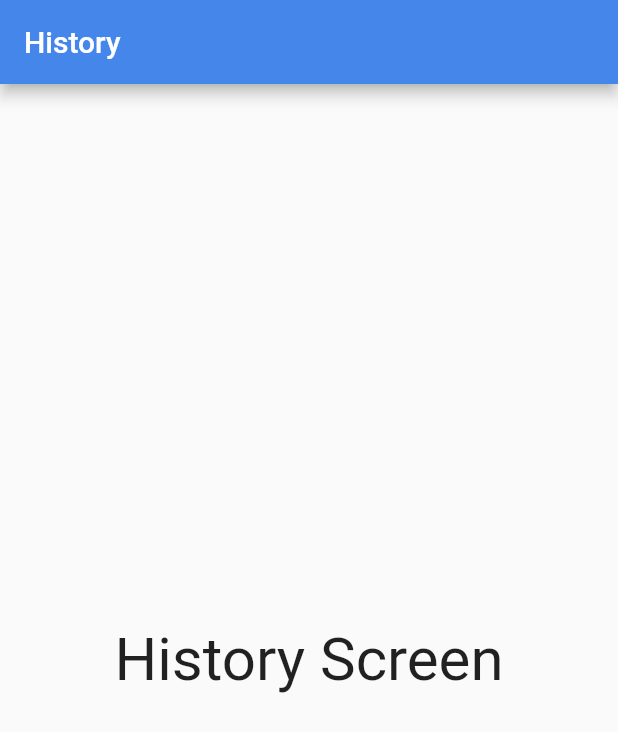
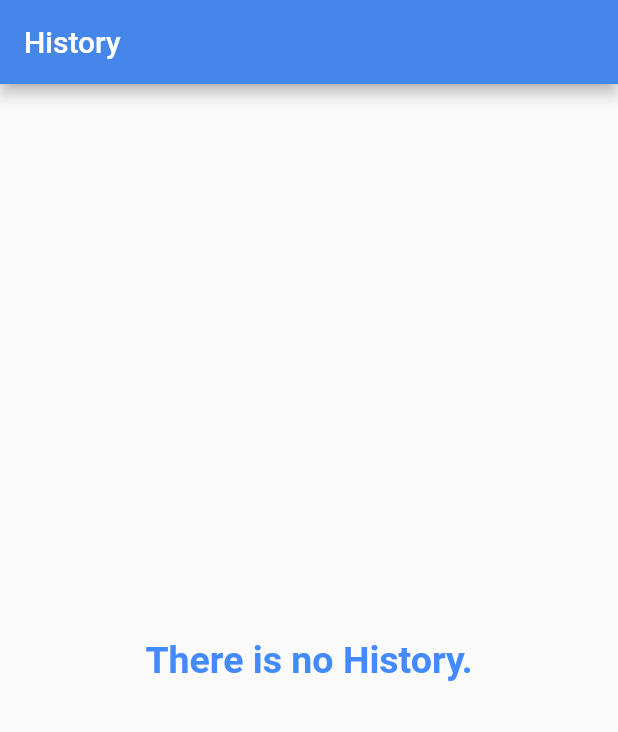
Before and after one commit to BOBSTRONK/hci_project, a Flutter app: the Chat screen opened directly, on a phone screen of 412 x 824 dp. Shown: the top 732 px of the screen. Run offline on Flutter 3.47's test engine with Material 2 defaults, Android fonts, the phone set to English and light mode, and no system bars; our stand-ins replace cloud_firestore, firebase_core, permission_handler, shared_preferences, smooth_page_indicator; missing offline and left inert: beacon_broadcast, flutter_beacon, flutter_dnd, sound_mode; accounts and stored records are empty.

Commit message:
history page view implementation

```diff
--- a/lib/model/history_model.dart
+++ b/lib/model/history_model.dart
@@ -25,10 +25,9 @@ class History {
       DocumentSnapshot<Map<String, dynamic>> document) {
     final data = document.data();
     return History(
-        startTime: data!["startTime"],
-        endTime: data["endTime"],
+        startTime: DateTime.parse(data!["startTime"]),
+        endTime: DateTime.parse(data["endTime"]),
         duration: data["duration"],
-
         id: document.id,
         description: data["description"],);
 
--- a/lib/screen/chat.dart
+++ b/lib/screen/chat.dart
@@ -1,5 +1,11 @@
 import 'package:flutter/material.dart';
 import 'package:BeaconGuard/screen/beacon_scanned_page.dart';
+import 'package:BeaconGuard/model/history_model.dart';
+import 'package:intl/intl.dart';
+
+import 'package:provider/provider.dart';
+
+import '../service/beacon_repository.dart';
 
 class Chat extends StatefulWidget {
   const Chat({super.key});
@@ -9,18 +15,96 @@ class Chat extends StatefulWidget {
 }
 
 class _ChatState extends State<Chat> {
+  BeaconRepositoryNotifier? _beaconRepositoryNotifier;
+  List<History> ListOfHistory = <History>[];
+    bool isTextFieldVisible = false;
+  TextEditingController textFieldController = TextEditingController();
   @override
   Widget build(BuildContext context) {
-    return Scaffold(
-      appBar: AppBar(
-        automaticallyImplyLeading: false,
-        title: const Text('History'),
-      ),
-      body: Center(
-          child: Text(
-        'History Screen',
-        style: TextStyle(fontSize: 40),
-      )),
+    return MultiProvider(
+      providers: [
+        ChangeNotifierProvider<BeaconRepositoryNotifier>(
+            create: (BuildContext context) => BeaconRepositoryNotifier())
+      ],
+      child: _build(),
     );
   }
+
+    void toggleTextFieldVisibility() {
+    setState(() {
+      isTextFieldVisible = !isTextFieldVisible;
+      if (!isTextFieldVisible) {
+        // Clear the text field when hiding it
+        textFieldController.clear();
+      }
+    });
+  }
+
+  @override
+  Widget _build() {
+    return Builder(builder: (context) {
+      _beaconRepositoryNotifier = context.watch<BeaconRepositoryNotifier>();
+      return Scaffold(
+        appBar: AppBar(
+          automaticallyImplyLeading: false,
+          title: const Text('History'),
+        ),
+        body: buildListOfHistory(),
+      );
+    });
+  }
+
+  Widget buildListOfHistory() {
+    ListOfHistory = _beaconRepositoryNotifier!.savedHisotry;
+    if (ListOfHistory.isEmpty) {
+      return const Center(
+        child: Text("There is no History.",
+            textAlign: TextAlign.center,
+            style: TextStyle(
+                color: Colors.blueAccent,
+                fontSize: 25,
+                fontWeight: FontWeight.w600)),
+      );
+    }
+    return ListView.separated(
+        separatorBuilder: (BuildContext context, int index) => const Divider(
+              color: Colors.grey,
+              height: 0.8,
+              thickness: 1,
+            ),
+        itemCount: ListOfHistory.length,
+        itemBuilder: (BuildContext context, int index) {
+          return Card(
+            child: ListTile(
+              shape: RoundedRectangleBorder(
+                  side: BorderSide(width: 2),
+                  borderRadius: BorderRadius.circular(20)),
+              title: Text(
+                "${DateFormat('E, dd/MM').format(ListOfHistory[index].startTime)}",
+                style: TextStyle(fontSize: 20),
+              ),
+              subtitle: Padding(
+                padding: EdgeInsets.only(top: 10),
+                child: Align(
+                  alignment: Alignment.centerLeft,
+                  child: Text(
+                    "${DateFormat('HH:MM').format(ListOfHistory[index].startTime)} ----- ${durationInMinutes(ListOfHistory[index].duration)} ----- ${DateFormat('HH:MM').format(ListOfHistory[index].endTime)}  ",
+                    style: TextStyle(fontWeight: FontWeight.w700, fontSize: 21),
+                  ),
+                ),
+              ),
+              trailing: IconButton(icon: Icon(Icons.arrow_circle_down),onPressed: (){
+                toggleTextFieldVisibility;
+              },),
+            ),
+          );
+        });
+  }
+
+  String durationInMinutes(int duration) {
+    int minutes = (duration / 60).truncate();
+    int seconds = duration % 60;
+    String minuteFormat = "$minutes:${seconds.toString().padLeft(1, "0")}";
+    return minuteFormat;
+  }
 }
--- a/lib/service/beacon_repository.dart
+++ b/lib/service/beacon_repository.dart
@@ -8,6 +8,7 @@ import 'package:flutter_beacon/flutter_beacon.dart';
 class BeaconRepositoryNotifier extends ChangeNotifier {
     BeaconRepositoryNotifier() {
     getBeaconsDetails();
+    getHistoryFromDataBase();
   }
   final _db = FirebaseFirestore.instance;
   List<BeaconModel> savedBeacons = <BeaconModel>[];
@@ -41,6 +42,10 @@ class BeaconRepositoryNotifier extends ChangeNotifier {
     });
   }
 
+  Future<void> updateHistoryDesc(History history)async{
+    await _db.collection("History").doc(history.id).update(history.toJson());
+  }
+
   Future<List<BeaconModel>> getBeaconsDetails()async{
     final snapshot = await _db.collection("Beacons").get();
     final beaconList = snapshot.docs.map((e) => BeaconModel.fromSnapShot(e)).toList();
--- a/pubspec.yaml
+++ b/pubspec.yaml
@@ -45,6 +45,7 @@ dependencies:
   sound_mode: ^2.0.2
   permission_handler: ^10.2.0
   flutter_dnd: ^0.1.4+1
+  intl: ^0.18.1
 
 dev_dependencies:
   flutter_test:
```
Also changed, not shown: lib/service/dashboard_notifier.dart (+10 -0 lines), pubspec.lock.
